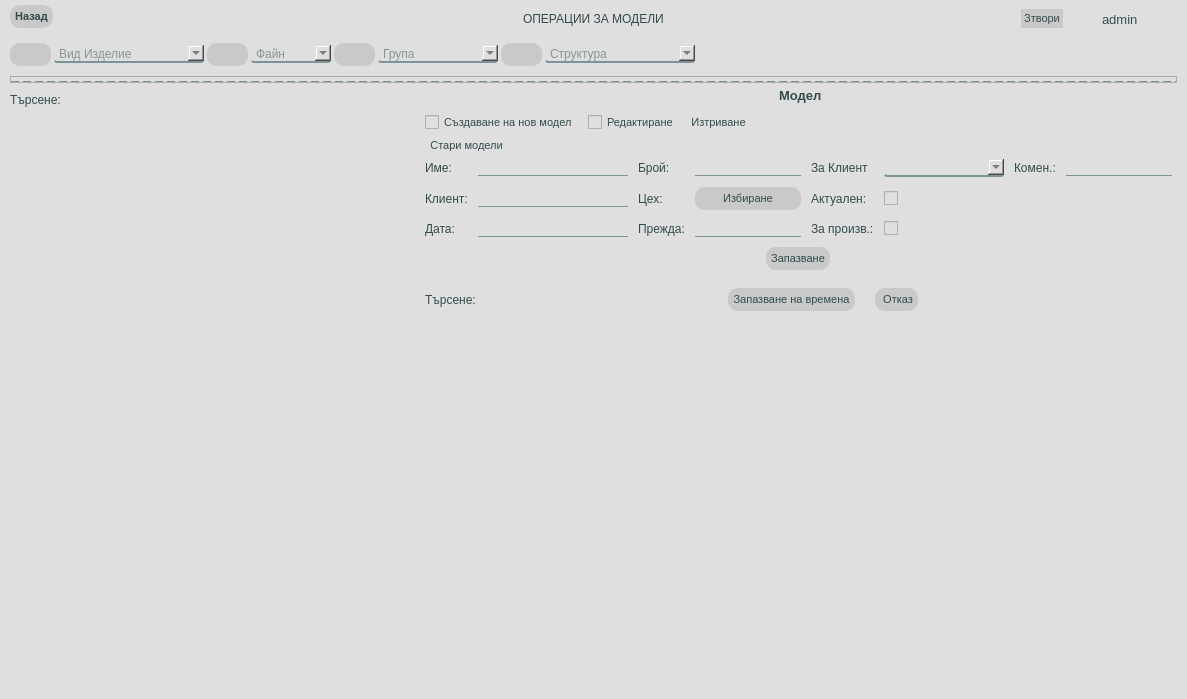
DevilPhp/WorkSalary.v01, file app/ui/widgets/groupOpersCustomWidget.ui: the form before one commit.
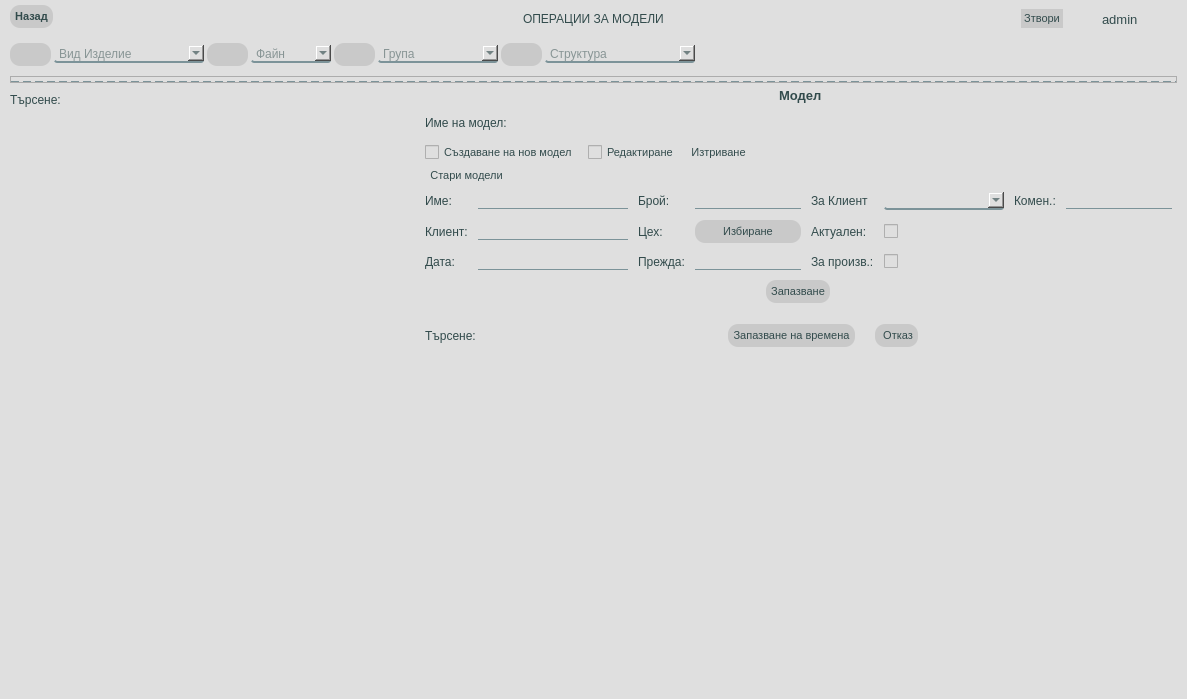
The form after the commit. Icons and pictures are not drawn.

What changed in the file:
```diff
--- a/app/ui/widgets/groupOpersCustomWidget.ui
+++ b/app/ui/widgets/groupOpersCustomWidget.ui
@@ -852,7 +852,7 @@
               </property>
               <layout class="QVBoxLayout" name="verticalLayout_7">
                <property name="spacing">
-                <number>0</number>
+                <number>3</number>
                </property>
                <property name="leftMargin">
                 <number>0</number>
@@ -894,6 +894,88 @@
                  </layout>
                 </widget>
                </item>
+               <item alignment="Qt::AlignLeft">
+                <widget class="QWidget" name="searchModelsWidget" native="true">
+                 <property name="minimumSize">
+                  <size>
+                   <width>0</width>
+                   <height>0</height>
+                  </size>
+                 </property>
+                 <layout class="QHBoxLayout" name="horizontalLayout_25">
+                  <property name="spacing">
+                   <number>5</number>
+                  </property>
+                  <property name="leftMargin">
+                   <number>0</number>
+                  </property>
+                  <property name="topMargin">
+                   <number>0</number>
+                  </property>
+                  <property name="rightMargin">
+                   <number>0</number>
+                  </property>
+                  <property name="bottomMargin">
+                   <number>10</number>
+                  </property>
+                  <item>
+                   <widget class="QWidget" name="widget_14" native="true">
+                    <layout class="QHBoxLayout" name="horizontalLayout_27">
+                     <property name="spacing">
+                      <number>0</number>
+                     </property>
+                     <property name="leftMargin">
+                      <number>0</number>
+                     </property>
+                     <property name="topMargin">
+                      <number>0</number>
+                     </property>
+                     <property name="rightMargin">
+                      <number>0</number>
+                     </property>
+                     <property name="bottomMargin">
+                      <number>0</number>
+                     </property>
+                     <item>
+                      <widget class="QLabel" name="label_13">
+                       <property name="text">
+                        <string>Име на модел: </string>
+                       </property>
+                      </widget>
+                     </item>
+                    </layout>
+                   </widget>
+                  </item>
+                  <item>
+                   <widget class="QWidget" name="modelsNameWidget" native="true">
+                    <property name="minimumSize">
+                     <size>
+                      <width>250</width>
+                      <height>0</height>
+                     </size>
+                    </property>
+                    <layout class="QHBoxLayout" name="horizontalLayout_26">
+                     <property name="spacing">
+                      <number>0</number>
+                     </property>
+                     <property name="leftMargin">
+                      <number>0</number>
+                     </property>
+                     <property name="topMargin">
+                      <number>0</number>
+                     </property>
+                     <property name="rightMargin">
+                      <number>0</number>
+                     </property>
+                     <property name="bottomMargin">
+                      <number>0</number>
+                     </property>
+                    </layout>
+                   </widget>
+                  </item>
+                 </layout>
+                </widget>
+               </item>
                <item>
                 <widget class="QWidget" name="widget_3" native="true">
                  <property name="minimumSize">
```
